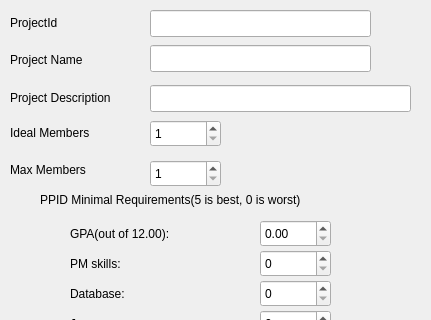
Before: the Qt Designer form d2/createproject.ui in forshakuras/3004, drawn with Qt 5; both pictures show x 0 to 431 and y 0 to 320 of the 431 by 670 pixel window.
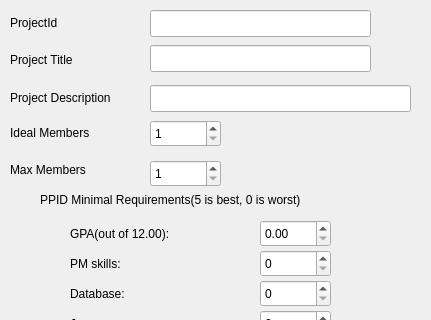
After: the same form once the commit is applied.

Patch:
```diff
--- a/d2/createproject.ui
+++ b/d2/createproject.ui
@@ -62,7 +62,7 @@
     </rect>
    </property>
    <property name="text">
-    <string>Project Name</string>
+    <string>Project Title</string>
    </property>
   </widget>
   <widget class="QLabel" name="label_14">
```
Left out of the diff: 36 changed lines with no effect on the pictures.
